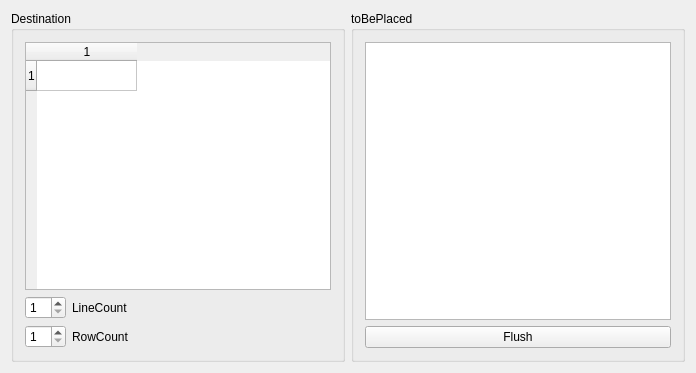
Old version of the form mainwindow.ui in the repository Rational-pi/LiPackBalancer.
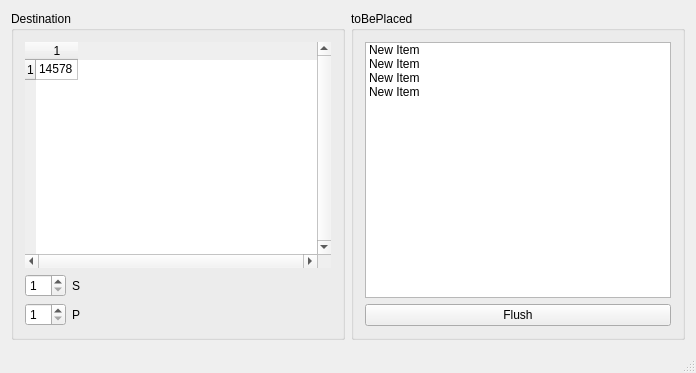
New version of the form.

The edit to the form file:
```diff
--- a/mainwindow.ui
+++ b/mainwindow.ui
@@ -23,6 +23,21 @@
       <layout class="QVBoxLayout" name="verticalLayout_2">
        <item>
         <widget class="QTableWidget" name="destinationMatrice">
+         <property name="contextMenuPolicy">
+          <enum>Qt::ActionsContextMenu</enum>
+         </property>
+         <property name="frameShape">
+          <enum>QFrame::NoFrame</enum>
+         </property>
+         <property name="frameShadow">
+          <enum>QFrame::Plain</enum>
+         </property>
+         <property name="verticalScrollBarPolicy">
+          <enum>Qt::ScrollBarAlwaysOn</enum>
+         </property>
+         <property name="horizontalScrollBarPolicy">
+          <enum>Qt::ScrollBarAlwaysOn</enum>
+         </property>
          <property name="sizeAdjustPolicy">
           <enum>QAbstractScrollArea::AdjustToContents</enum>
          </property>
@@ -47,9 +62,24 @@
          <attribute name="horizontalHeaderVisible">
           <bool>true</bool>
          </attribute>
+         <attribute name="horizontalHeaderDefaultSectionSize">
+          <number>42</number>
+         </attribute>
+         <attribute name="horizontalHeaderMinimumSectionSize">
+          <number>20</number>
+         </attribute>
          <attribute name="verticalHeaderVisible">
           <bool>true</bool>
          </attribute>
+         <attribute name="verticalHeaderCascadingSectionResizes">
+          <bool>true</bool>
+         </attribute>
+         <attribute name="verticalHeaderDefaultSectionSize">
+          <number>14</number>
+         </attribute>
+         <attribute name="verticalHeaderMinimumSectionSize">
+          <number>20</number>
+         </attribute>
          <row>
           <property name="text">
            <string>1</string>
@@ -60,6 +90,11 @@
            <string>1</string>
           </property>
          </column>
+         <item row="0" column="0">
+          <property name="text">
+           <string>14578</string>
+          </property>
+         </item>
         </widget>
        </item>
        <item>
@@ -78,7 +113,7 @@
              <item>
               <widget class="QLabel" name="label">
                <property name="text">
-                <string>LineCount</string>
+                <string>S</string>
                </property>
               </widget>
              </item>
@@ -109,7 +144,7 @@
              <item>
               <widget class="QLabel" name="label_2">
                <property name="text">
-                <string>RowCount</string>
+                <string>P</string>
                </property>
               </widget>
              </item>
@@ -142,7 +177,28 @@
       </property>
       <layout class="QVBoxLayout" name="verticalLayout_3">
        <item>
-        <widget class="QListWidget" name="listWidget"/>
+        <widget class="QListWidget" name="listWidget">
+         <item>
+          <property name="text">
+           <string>New Item</string>
+          </property>
+         </item>
+         <item>
+          <property name="text">
+           <string>New Item</string>
+          </property>
+         </item>
+         <item>
+          <property name="text">
+           <string>New Item</string>
+          </property>
+         </item>
+         <item>
+          <property name="text">
+           <string>New Item</string>
+          </property>
+         </item>
+        </widget>
        </item>
        <item>
         <widget class="QPushButton" name="pushButton">
@@ -156,6 +212,7 @@
     </item>
    </layout>
   </widget>
+  <widget class="QStatusBar" name="statusBar"/>
  </widget>
  <layoutdefault spacing="6" margin="11"/>
  <resources/>
```
Left out of the diff: 5 changed lines with no effect on the pictures.
